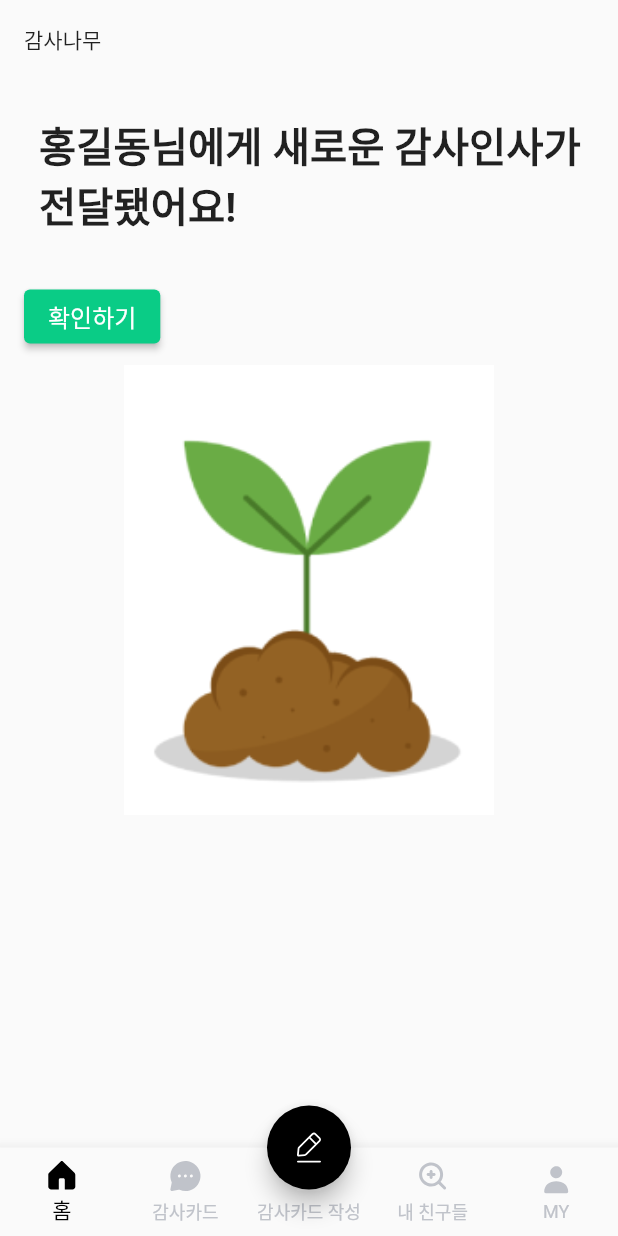
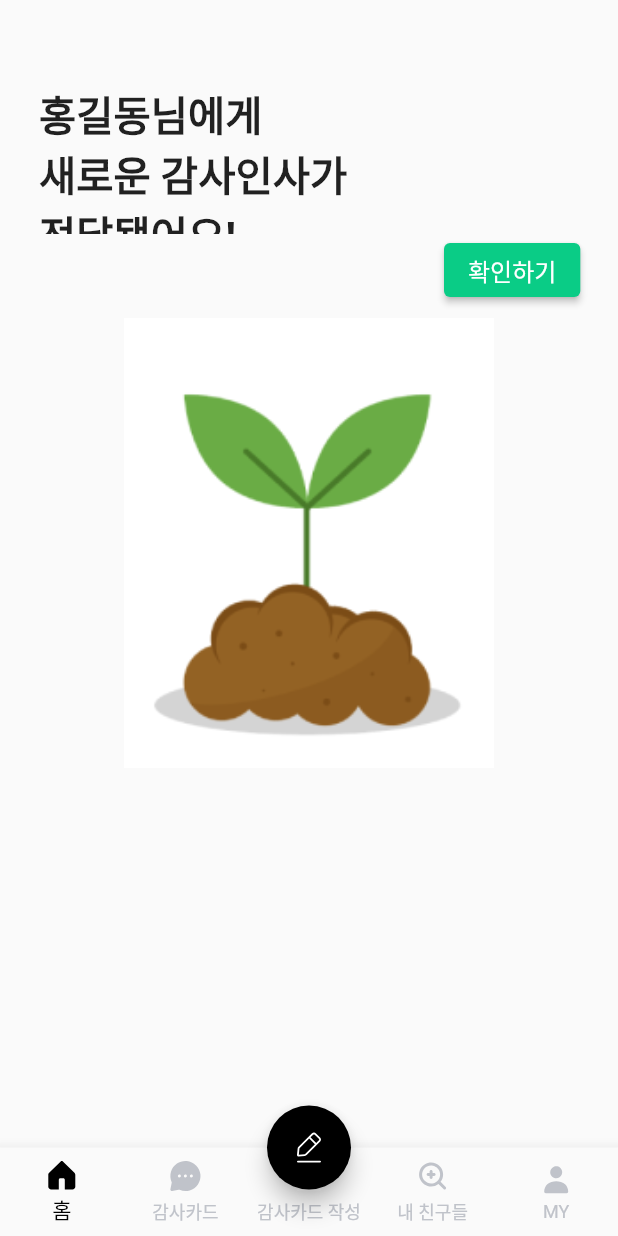
Before and after one commit to okskmk2/fill-my-heart, a Flutter app: the screen it shows after launch, on a phone screen of 412 x 824 dp. Run offline on Flutter 3.47's test engine with Material 2 defaults, Android fonts, the phone set to English and light mode, and no system bars; our stand-ins replace firebase_auth, firebase_core, firebase_storage, flutter_svg; accounts and stored records are empty; Roboto replaces fonts that are missing (SpoqaHanSansNeo).

Commit message:
button position, test outline

```diff
--- a/lib/pages/home_page.dart
+++ b/lib/pages/home_page.dart
@@ -17,19 +17,20 @@ class HomePage extends StatelessWidget {
         child: Column(
           crossAxisAlignment: CrossAxisAlignment.start,
           children: [
-            Text("감사나무"),
             Container(
               width: double.infinity,
               height: 100,
-              margin: EdgeInsets.only(top: 40, bottom: 10, left: 10),
+              margin: EdgeInsets.only(top: 40, left: 10),
               child: Text(
                 softWrap: true,
                 textAlign: TextAlign.left,
-                "홍길동님에게 새로운 감사인사가 전달됐어요!",
+                "홍길동님에게 \n새로운 감사인사가\n전달됐어요!",
                 style: TextStyle(fontSize: 27, fontWeight: FontWeight.bold),
               ),
             ),
-            ElevatedButton(
+            Container(
+              margin: EdgeInsets.only(left: 280),
+              child: ElevatedButton(
                 onPressed: () {},
                 style: ButtonStyle(
                   backgroundColor: MaterialStateProperty.all(
@@ -39,6 +40,7 @@ class HomePage extends StatelessWidget {
                 child: Text(
                   '확인하기',
                   style: TextStyle(fontSize: 16),
+                ),
               ),
             ),
             Padding(
```
Lines whose indentation alone changed are shown as unchanged.
